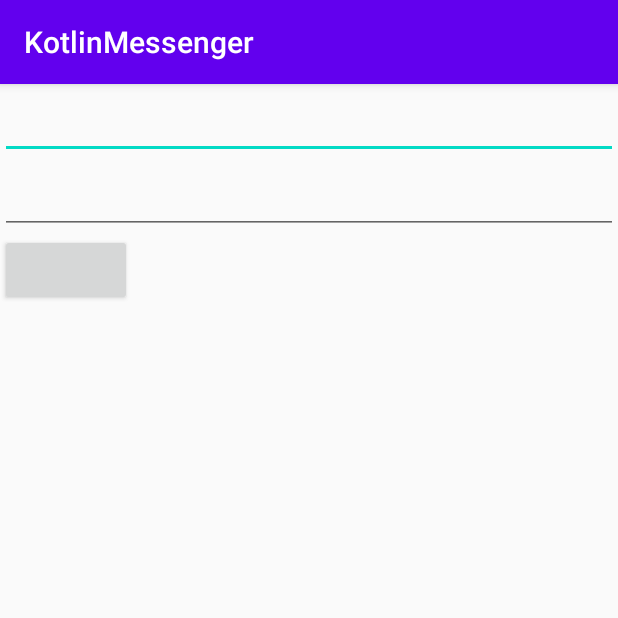
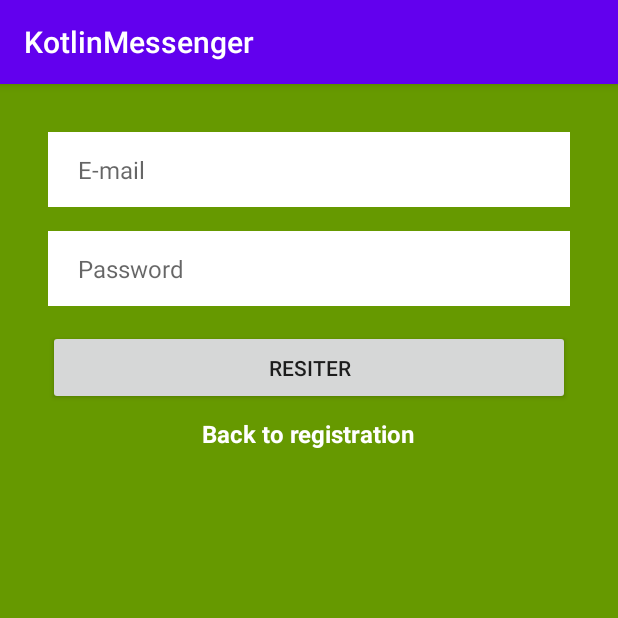
Before and after one commit to hyun132/KotlinMessenger, an Android app: the LoginActivity screen opened directly, with no data from a screen before it, on a phone screen of 412 x 824 dp, the top half of it. Run offline under Robolectric (Android 15) with nearby library versions, the phone set to English and light mode, and no system bars.

```diff
--- a/app/build.gradle
+++ b/app/build.gradle
@@ -1,6 +1,7 @@
 apply plugin: 'com.android.application'
 apply plugin: 'kotlin-android'
 apply plugin: 'kotlin-android-extensions'
+apply plugin: 'com.google.gms.google-services'
 
 android {
     compileSdkVersion 29
@@ -34,4 +35,6 @@ dependencies {
     testImplementation 'junit:junit:4.12'
     androidTestImplementation 'androidx.test.ext:junit:1.1.1'
     androidTestImplementation 'androidx.test.espresso:espresso-core:3.2.0'
+    implementation 'com.google.firebase:firebase-analytics:17.2.2'
+    implementation 'com.google.firebase:firebase-auth:19.1.0'
 }
--- a/app/src/main/java/com/example/kotlinmessenger/LoginActivity.kt
+++ b/app/src/main/java/com/example/kotlinmessenger/LoginActivity.kt
@@ -1,7 +1,9 @@
 package com.example.kotlinmessenger
 
 import android.os.Bundle
+import android.util.Log
 import androidx.appcompat.app.AppCompatActivity
+import kotlinx.android.synthetic.main.activity_login.*
 
 class LoginActivity : AppCompatActivity(){
 
@@ -9,6 +11,17 @@ class LoginActivity : AppCompatActivity(){
         super.onCreate(savedInstanceState)
 
         setContentView(R.layout.activity_login)
+
+        login_button_login.setOnClickListener {
+            val email = email_edittext_login.text.toString()
+            val password = password_edittext_login.text.toString()
+
+            Log.d("LoginActivity","Attempt login with email/pw $email")
+        }
+
+        back_to_registration_textview.setOnClickListener {
+            finish()
+        }
     }
 
 }
--- a/app/src/main/res/layout/activity_login.xml
+++ b/app/src/main/res/layout/activity_login.xml
@@ -1,18 +1,57 @@
 <?xml version="1.0" encoding="utf-8"?>
-<LinearLayout android:orientation="vertical"
+<LinearLayout
     xmlns:android="http://schemas.android.com/apk/res/android"
+    android:orientation="vertical"
     android:layout_width="match_parent"
-    android:layout_height="match_parent">
+    android:layout_height="match_parent"
+    android:gravity="center_horizontal"
+    android:background="@android:color/holo_green_dark">
 
     <EditText
+        android:textSize="16sp"
+        android:id="@+id/email_edittext_login"
+        android:layout_marginTop="32dp"
+        android:layout_marginBottom="8dp"
+        android:layout_marginLeft="32dp"
+        android:layout_marginRight="32dp"
+        android:paddingLeft="20dp"
+        android:layout_width="match_parent"
+        android:layout_height="50dp"
+        android:background="#FFF"
+        android:hint="E-mail"
+        android:inputType="textEmailAddress" />
+
+    <EditText
+        android:textSize="16sp"
+        android:id="@+id/password_edittext_login"
+        android:layout_marginTop="8dp"
+        android:layout_marginBottom="8dp"
+        android:layout_marginLeft="32dp"
+        android:layout_marginRight="32dp"
+        android:paddingLeft="20dp"
+        android:layout_width="match_parent"
+        android:layout_height="50dp"
+        android:background="#FFF"
+        android:hint="Password"
+        android:inputType="textPassword" />
+
+    <Button
+        android:id="@+id/login_button_login"
+        android:layout_marginTop="8dp"
+        android:layout_marginBottom="8dp"
+        android:layout_marginLeft="32dp"
+        android:layout_marginRight="32dp"
+        android:text="RESITER"
         android:layout_width="match_parent"
         android:layout_height="50dp"/>
 
-    <EditText
-        android:layout_width="match_parent"
-        android:layout_height="50dp"/>
+    <TextView
+        android:id="@+id/back_to_registration_textview"
+        android:text="Back to registration"
+        android:layout_width="wrap_content"
+        android:layout_height="wrap_content"
+        android:textColor="@android:color/white"
+        android:textStyle="bold"
+        android:textSize="16sp"/>
 
-    <Button
-        android:layout_width="wrap_content"
-        android:layout_height="wrap_content"/>
 </LinearLayout>
--- a/build.gradle
+++ b/build.gradle
@@ -10,7 +10,7 @@ buildscript {
     dependencies {
         classpath 'com.android.tools.build:gradle:3.6.1'
         classpath "org.jetbrains.kotlin:kotlin-gradle-plugin:$kotlin_version"
-
+        classpath 'com.google.gms:google-services:4.3.3'
         // NOTE: Do not place your application dependencies here; they belong
         // in the individual module build.gradle files
     }
```
Also changed, not shown: app/src/main/java/com/example/kotlinmessenger/MainActivity.kt (+18 -0 lines), app/src/main/res/layout/activity_main.xml (+6 -3 lines), 1 other file.
